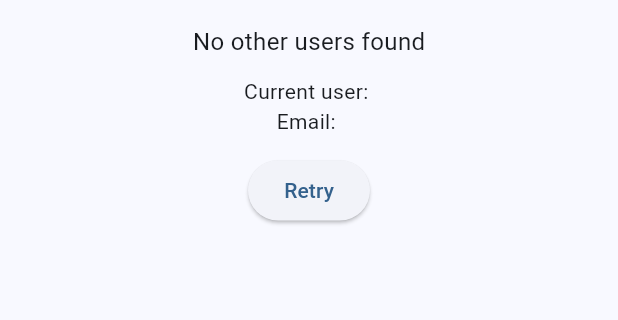
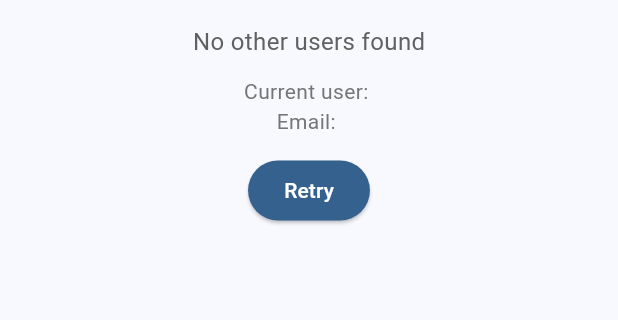
Before and after one commit to revocajana/chatapp, a Flutter app: the screen it shows once a user with an empty profile is signed in, on a phone screen of 412 x 824 dp, the part 84-404 px from its top. Run offline on Flutter 3.47's test engine with Material 3 defaults, Android fonts, the phone set to English and light mode, and no system bars; our stand-ins replace cloud_firestore, firebase_auth, firebase_core, firebase_messaging; accounts and stored records are empty.

Commit message:
applying the common color scheme in the users screen

```diff
--- a/lib/screens/home/users.dart
+++ b/lib/screens/home/users.dart
@@ -1,4 +1,5 @@
 import 'package:flutter/material.dart';
+import '../../theme/app_colors.dart';
 import 'package:cloud_firestore/cloud_firestore.dart';
 import 'package:firebase_auth/firebase_auth.dart';
 import '../../models/user_model.dart';
@@ -23,7 +24,9 @@ class _UsersScreenState extends State<UsersScreen> {
       stream: _userService.streamAllUsers(),
       builder: (context, snapshot) {
         if (snapshot.connectionState == ConnectionState.waiting) {
-					return const Center(child: CircularProgressIndicator());
+          return Center(
+            child: CircularProgressIndicator(color: AppColors.primary(context)),
+          );
         }
         final users = snapshot.data ?? [];
         if (users.isEmpty) {
@@ -34,14 +37,32 @@ class _UsersScreenState extends State<UsersScreen> {
             child: Column(
               mainAxisAlignment: MainAxisAlignment.center,
               children: [
-								const Text('No other users found', style: TextStyle(fontSize: 16)),
+                Text(
+                  'No other users found',
+                  style: TextStyle(
+                    fontSize: 16,
+                    color: AppColors.grey(context, 700),
+                  ),
+                ),
                 const SizedBox(height: 12),
-								Text('Current user: ${current?.uid ?? "(not signed in)"}'),
-								Text('Email: ${current?.email ?? "-"}'),
+                Text(
+                  'Current user: ${current?.uid ?? "(not signed in)"}',
+                  style: TextStyle(color: AppColors.grey(context, 600)),
+                ),
+                Text(
+                  'Email: ${current?.email ?? "-"}',
+                  style: TextStyle(color: AppColors.grey(context, 600)),
+                ),
                 const SizedBox(height: 12),
                 ElevatedButton(
                   onPressed: () => setState(() {}),
-									child: const Text('Retry'),
+                  style: ElevatedButton.styleFrom(
+                    backgroundColor: AppColors.primary(context),
+                  ),
+                  child: const Text(
+                    'Retry',
+                    style: TextStyle(color: Colors.white),
+                  ),
                 ),
                 const SizedBox(height: 12),
                 // Debug: show raw users collection snapshot
@@ -52,7 +73,9 @@ class _UsersScreenState extends State<UsersScreen> {
                       return const SizedBox();
                     }
                     if (snap.hasError) {
-											return Text('Error reading users collection: ${snap.error}');
+                      return Text(
+                        'Error reading users collection: ${snap.error}',
+                      );
                     }
                     final docs = snap.data?.docs ?? [];
                     return Expanded(
@@ -62,7 +85,12 @@ class _UsersScreenState extends State<UsersScreen> {
                           final d = docs[i];
                           return ListTile(
                             title: Text(d.id),
-														subtitle: Text(d.data().toString()),
+                            subtitle: Text(
+                              d.data().toString(),
+                              style: TextStyle(
+                                color: AppColors.grey(context, 600),
+                              ),
+                            ),
                           );
                         },
                       ),
@@ -78,7 +106,15 @@ class _UsersScreenState extends State<UsersScreen> {
           itemBuilder: (context, index) {
             final user = users[index];
             return ListTile(
-							leading: CircleAvatar(child: Text((user.displayName ?? user.email).substring(0,1).toUpperCase())),
+              leading: CircleAvatar(
+                backgroundColor: AppColors.primary(context),
+                foregroundColor: AppColors.white,
+                child: Text(
+                  (user.displayName ?? user.email)
+                      .substring(0, 1)
+                      .toUpperCase(),
+                ),
+              ),
               title: Text(user.displayName ?? 'User'),
               subtitle: StreamBuilder<MessageModel?>(
                 stream: chatService.lastMessageStream(user.uid),
@@ -98,7 +134,9 @@ class _UsersScreenState extends State<UsersScreen> {
                   // Show a single-line preview of the last message
                   final preview = last.text.replaceAll('\n', ' ');
                   return Text(
-										preview.length > 60 ? '${preview.substring(0, 57)}...' : preview,
+                    preview.length > 60
+                        ? '${preview.substring(0, 57)}...'
+                        : preview,
                     maxLines: 1,
                     overflow: TextOverflow.ellipsis,
                   );
@@ -107,7 +145,12 @@ class _UsersScreenState extends State<UsersScreen> {
               onTap: () {
                 Navigator.push(
                   context,
-									MaterialPageRoute(builder: (_) => ChatScreen(recipientId: user.uid, recipientName: user.displayName ?? user.email)),
+                  MaterialPageRoute(
+                    builder: (_) => ChatScreen(
+                      recipientId: user.uid,
+                      recipientName: user.displayName ?? user.email,
+                    ),
+                  ),
                 );
               },
             );
```
Lines whose indentation alone changed are shown as unchanged.
